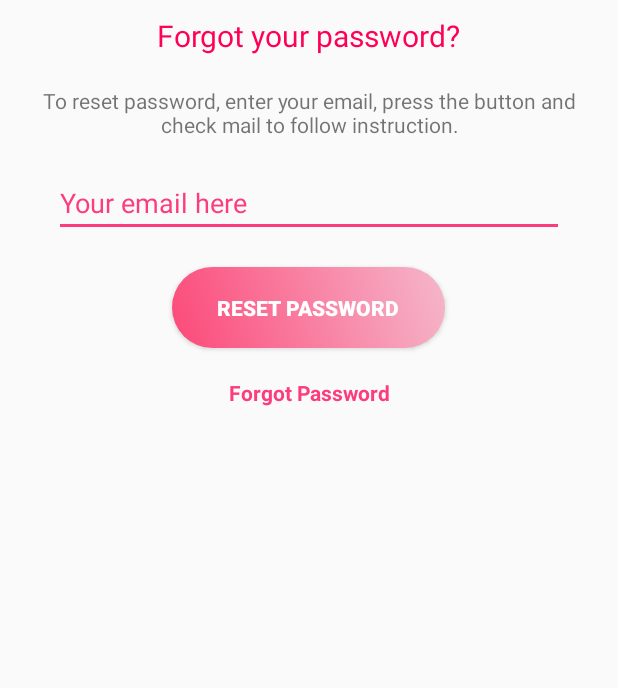
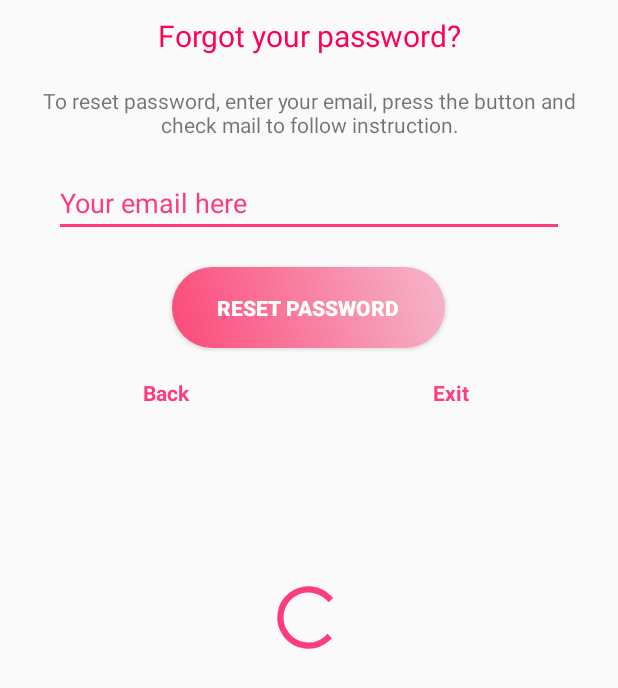
Before and after one commit to NandaAdisaputra/Project-Akhir-Mobile-Program, an Android app: the ResetPasswordActivity screen opened directly, with no data from a screen before it, on a phone screen of 412 x 824 dp. Shown: the top 688 px of the screen. Run offline under Robolectric (Android 15) with nearby library versions, the phone set to English and light mode, and no system bars; our stand-ins replace Firebase (no records; nobody signed in at launch, a user with empty details on screens opened directly); 1 statement that could not run was skipped.

Commit message:
Perubahan 3

```diff
--- a/app/src/main/java/com/nandaadisaputra/projectakhir/MainActivity.kt
+++ b/app/src/main/java/com/nandaadisaputra/projectakhir/MainActivity.kt
@@ -38,6 +38,7 @@ class MainActivity : AppCompatActivity() {
                 R.id.menu_keluar -> {
                     moveTaskToBack(true)
                     exitProcess(-1)
+
                 }
             }
             supportFragmentManager.beginTransaction().replace(R.id.fragment_container, pageContent!!).commit()
@@ -80,4 +81,5 @@ class MainActivity : AppCompatActivity() {
             addFlags(Intent.FLAG_ACTIVITY_NEW_TASK or Intent.FLAG_ACTIVITY_CLEAR_TASK)
         }
     }
+
 }
--- a/app/src/main/java/com/nandaadisaputra/projectakhir/ResetPasswordActivity.kt
+++ b/app/src/main/java/com/nandaadisaputra/projectakhir/ResetPasswordActivity.kt
@@ -2,26 +2,28 @@ package com.nandaadisaputra.projectakhir
 
 import android.os.Bundle
 import android.text.TextUtils
-import android.widget.Button
+import android.view.View
 import android.widget.EditText
 import androidx.appcompat.app.AppCompatActivity
 import com.google.android.gms.tasks.Task
 import com.google.firebase.auth.FirebaseAuth
+import kotlinx.android.synthetic.main.activity_reset_password.*
 import org.jetbrains.anko.sdk27.coroutines.onClick
+import org.jetbrains.anko.startActivity
 import org.jetbrains.anko.toast
+import kotlin.system.exitProcess
 
-class ResetPasswordActivity : AppCompatActivity() {
+class ResetPasswordActivity : AppCompatActivity(), View.OnClickListener {
     private var edtEmail: EditText? = null
-    private var btnResetPassword: Button? = null
-    private var btnBack: Button? = null
     private var mAuth: FirebaseAuth? = null
     override fun onCreate(savedInstanceState: Bundle?) {
         super.onCreate(savedInstanceState)
         setContentView(R.layout.activity_reset_password)
+        mAuth = FirebaseAuth.getInstance()
+        btn_reset_password.setOnClickListener(this)
 
-        mAuth = FirebaseAuth.getInstance()
-        btnResetPassword?.onClick{
-            val email = edtEmail?.text.toString().trim ()
+        btn_reset_password.onClick {
+            val email = edtEmail?.text.toString().trim()
             if (TextUtils.isEmpty(email)) {
                 toast("Enter your email!")
                 return@onClick
@@ -35,7 +37,17 @@ class ResetPasswordActivity : AppCompatActivity() {
                         }
                     }
         }
-        btnBack?.onClick {
-            finish() }
+    }
+
+    override fun onClick(v: View?) {
+        when (v) {
+            tv_backreset -> {
+                startActivity<LoginActivity>()
+            }
+            tv_exitapps -> {
+                moveTaskToBack(true)
+                exitProcess(-1)
+            }
+        }
     }
 }
--- a/app/src/main/res/layout/activity_register.xml
+++ b/app/src/main/res/layout/activity_register.xml
@@ -134,6 +134,7 @@
         <Button
             android:id="@+id/btn_register"
             style="@style/loginButton"
+            android:onClick="onClick"
             android:layout_gravity="center"
             android:text="@string/register" />
     <LinearLayout
@@ -141,7 +142,7 @@
         android:layout_height="wrap_content"
         android:orientation="horizontal">
         <TextView
-            android:id="@+id/tv_sign_upreg"
+            android:id="@+id/tv_loginreg"
             android:layout_height="wrap_content"
             android:layout_width="match_parent"
             android:layout_marginTop="@dimen/loginViewsMargin"
--- a/app/src/main/res/layout/activity_reset_password.xml
+++ b/app/src/main/res/layout/activity_reset_password.xml
@@ -1,5 +1,5 @@
 <?xml version="1.0" encoding="utf-8"?>
-<LinearLayout xmlns:android="http://schemas.android.com/apk/res/android"
+<RelativeLayout xmlns:android="http://schemas.android.com/apk/res/android"
     xmlns:tools="http://schemas.android.com/tools"
     android:id="@+id/reset_password_layout"
     android:layout_width="match_parent"
@@ -9,21 +9,30 @@
     android:paddingLeft="16dp"
     android:paddingRight="16dp">
 
+    <ProgressBar
+        android:id="@+id/pb_loading"
+        android:layout_width="50dp"
+        android:layout_height="50dp"
+        android:layout_centerInParent="true"/>
+
     <TextView
-        android:layout_width="wrap_content"
+        android:id="@+id/titlereset"
+        android:layout_width="match_parent"
         android:layout_height="wrap_content"
-        android:layout_gravity="center_horizontal"
         android:padding="10dp"
         android:textColor="#FF0057"
+        android:gravity="center"
         android:text="@string/forgot_your_password"
         android:textSize="20sp" />
 
     <TextView
+        android:id="@+id/fontreset"
         android:layout_width="wrap_content"
         android:layout_height="wrap_content"
         android:layout_marginBottom="10dp"
         android:gravity="center_horizontal"
         android:padding="10dp"
+        android:layout_below="@id/titlereset"
         android:text="@string/to_reset_password_enter_your_email_press_the_button_and_check_mail_to_follow_instruction"
         android:textSize="14sp" />
 
@@ -33,6 +42,7 @@
         android:layout_height="wrap_content"
         android:layout_marginRight="20dp"
         android:layout_marginLeft="20dp"
+        android:layout_below="@id/fontreset"
         android:hint="@string/your_email_here"
         android:inputType="textEmailAddress"
         tools:ignore="Autofill" />
@@ -41,17 +51,38 @@
     <Button
         android:id="@+id/btn_reset_password"
         style="@style/loginButton"
-        android:layout_gravity="center_horizontal"
+        android:layout_centerInParent="true"
+        android:layout_below="@id/edt_reset_email"
+        android:gravity="center"
         android:layout_marginTop="@dimen/loginViewsMargin"
         android:text="@string/reset_password" />
 
+    <LinearLayout
+        android:layout_width="match_parent"
+        android:layout_height="wrap_content"
+        android:layout_below="@+id/btn_reset_password"
+        android:orientation="horizontal">
         <TextView
             android:id="@+id/tv_backreset"
-        style="@style/parent"
+            android:layout_height="wrap_content"
+            android:layout_width="match_parent"
             android:layout_marginTop="@dimen/loginViewsMargin"
+            android:text="@string/back"
             android:onClick="onClick"
-        android:text="@string/forgot_password"
+            android:layout_weight="2"
+            android:textAlignment="center"
+            android:textColor="#FC3C7D"
+            android:textStyle="bold" />
+        <TextView
+            android:id="@+id/tv_exitapps"
+            android:layout_height="wrap_content"
+            android:layout_width="match_parent"
+            android:layout_weight="2"
+            android:layout_marginTop="@dimen/loginViewsMargin"
+            android:text="@string/exit"
+            android:onClick="onClick"
             android:textAlignment="center"
             android:textColor="#FC3C7D"
             android:textStyle="bold" />
     </LinearLayout>
+</RelativeLayout>
--- a/app/src/main/res/layout/layout_login.xml
+++ b/app/src/main/res/layout/layout_login.xml
@@ -57,8 +57,9 @@
         </com.google.android.material.textfield.TextInputLayout>
 
         <Button
-            android:id="@+id/btnlogin"
+            android:id="@+id/btn_login"
             style="@style/loginButton"
+            android:onClick="onClick"
             android:layout_gravity="center_horizontal"
             android:layout_marginTop="@dimen/loginViewsMargin"
             android:text="@string/login" />
@@ -79,7 +80,7 @@
                 android:textColor="#FC3C7D"
                 android:textStyle="bold" />
             <TextView
-                android:id="@+id/sign_in"
+                android:id="@+id/tv_register"
                 style="@style/parent"
                 android:layout_marginStart="16dp"
                 android:layout_marginTop="@dimen/loginViewsMargin"
```
Also changed, not shown: app/src/main/java/com/nandaadisaputra/projectakhir/DatabaseHelper.kt (+4 -3 lines), app/src/main/java/com/nandaadisaputra/projectakhir/LoginActivity.kt (+44 -52 lines), app/src/main/java/com/nandaadisaputra/projectakhir/RegisterActivity.kt (+37 -67 lines), gradle.properties (+8 -11 lines). Lines whose indentation alone changed are shown as unchanged.
